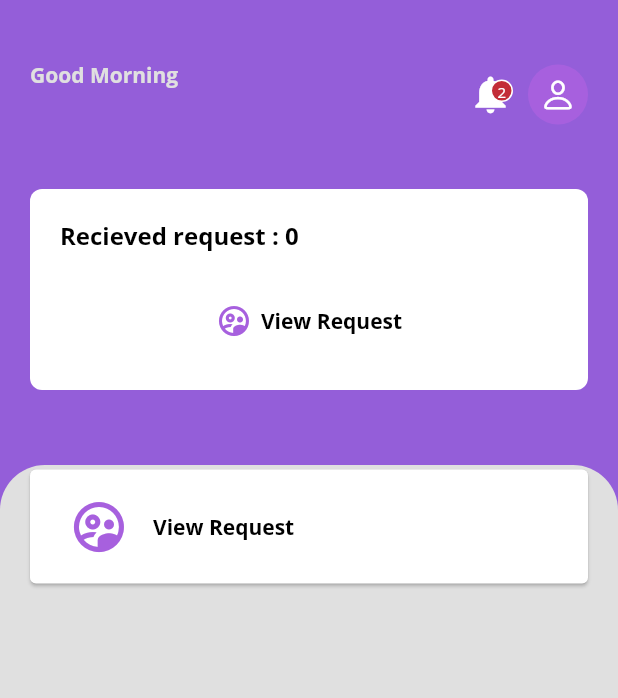
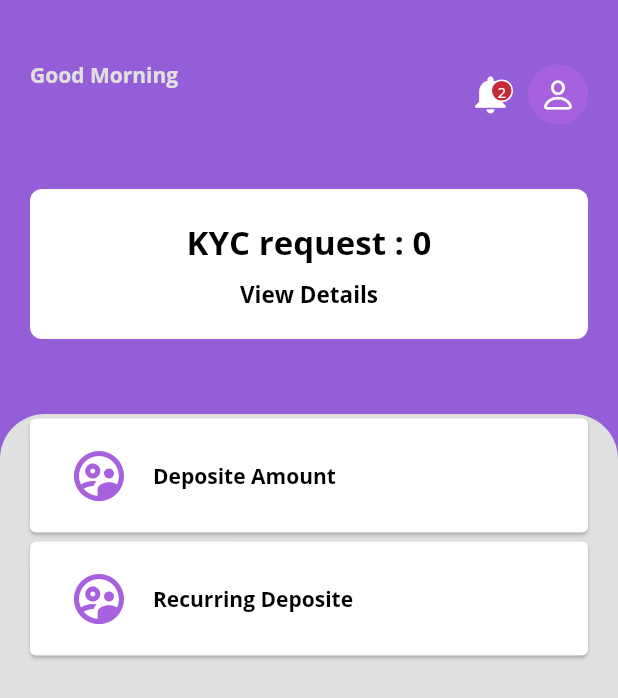
Before and after one commit to ishaileshmishra/flutter-banking-app, a Flutter app: the DashBoardScreen screen opened directly with empty values, on a phone screen of 412 x 824 dp. Shown: the top 698 px of the screen. Run offline on Flutter 3.47's test engine with Material 2 defaults, Android fonts, the phone set to English and light mode, and no system bars; our stand-ins replace google_fonts, hive, simple_animations, toast; missing offline and left inert: flutter_dropdown, giffy_dialog; accounts and stored records are empty; network calls fail.

Commit message:
user completed

```diff
--- a/lib/src/network/service.dart
+++ b/lib/src/network/service.dart
@@ -33,7 +33,15 @@ mixin Reposit {
           size: 40,
           color: Res.accentColor,
         ),
-        'View Request'));
+        'Deposite Amount'));
+
+    categories.add(new CatModel(
+        Icon(
+          Icons.supervised_user_circle_outlined,
+          size: 40,
+          color: Res.accentColor,
+        ),
+        'Recurring Deposite'));
 
     return categories;
   }
--- a/lib/src/ui/dashboard/components.dart
+++ b/lib/src/ui/dashboard/components.dart
@@ -111,9 +111,7 @@ ListView listView(role, categories) {
 
 _decideToViewScreen(context, role, int index) {
   if (role == 'agent') {
-    if (index == 0) {
-      viewAgentDepositScreen(context);
-    }
+    viewAgentDepositScreen(context);
   } else {
     index == 0
         ? viewUserCreateAccountScreen(context)
--- a/lib/src/ui/dashboard/dashboard_page.dart
+++ b/lib/src/ui/dashboard/dashboard_page.dart
@@ -81,17 +81,17 @@ class DashBoardScreen extends StatelessWidget {
   Column buildAgentColumn(context) {
     return Column(
       mainAxisAlignment: MainAxisAlignment.center,
-      crossAxisAlignment: CrossAxisAlignment.start,
+      crossAxisAlignment: CrossAxisAlignment.center,
       children: [
         Text(
-          'Recieved request : ${user.noOfDepositRequest}',
+          'KYC request : ${user.noOfDepositRequest}',
           style: TextStyle(
-            fontSize: 16,
+            fontSize: 22,
             fontWeight: FontWeight.bold,
             color: Colors.black,
           ),
         ),
-        SizedBox(height: 20),
+        SizedBox(height: 10),
         GestureDetector(
           onTap: () {
             Navigator.push(
@@ -100,7 +100,15 @@ class DashBoardScreen extends StatelessWidget {
                   builder: (context) => DepositeAmount(),
                 ));
           },
-            child: btnCardView(titleTitle: "View Request"))
+          child: Text(
+            'View Details',
+            style: TextStyle(
+              fontSize: 15,
+              fontWeight: FontWeight.bold,
+              color: Colors.black,
+            ),
+          ),
+        )
       ],
     );
   }
--- a/pubspec.yaml
+++ b/pubspec.yaml
@@ -20,6 +20,7 @@ dependencies:
   file_picker: ^2.0.7
   flutter_dropdown: ^0.0.8
   html: ^0.14.0+4
+  giffy_dialog: any
 
 dev_dependencies:
   flutter_test:
```
Also changed, not shown: lib/src/ui/agent/KYCUpdate.dart (added, +8 -0 lines), lib/src/ui/login/Components.dart (+1 -18 lines), lib/src/ui/login/LoginPage.dart (+40 -45 lines), lib/src/ui/user/CreateAccountPage.dart (+8 -1 lines), lib/src/ui/user/beneficiary_detail_page.dart (+79 -2 lines), pubspec.lock. Lines whose indentation alone changed are shown as unchanged.
